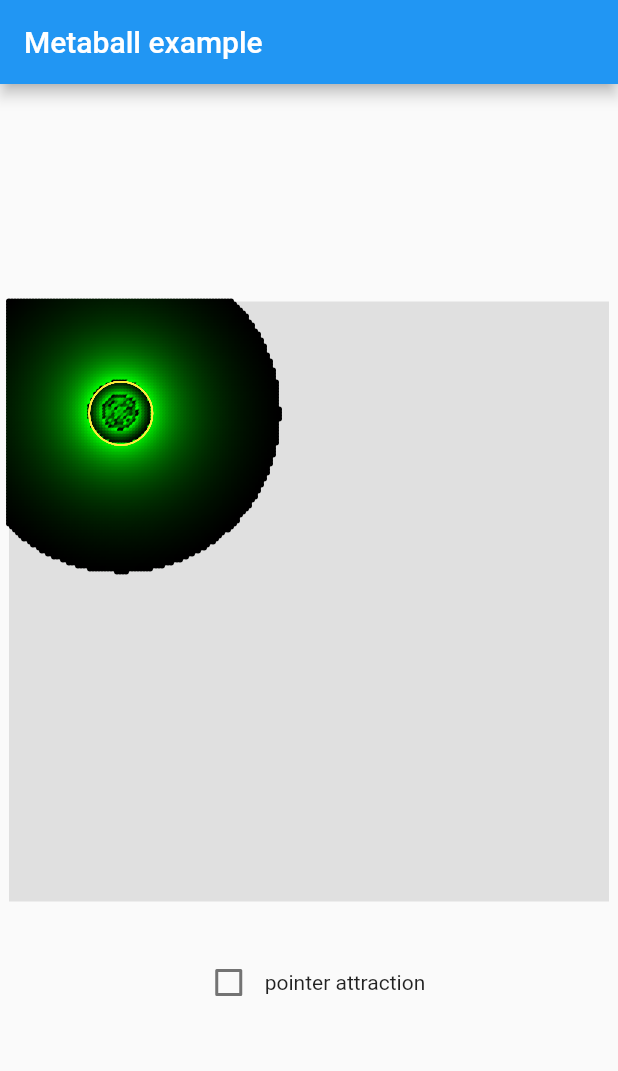
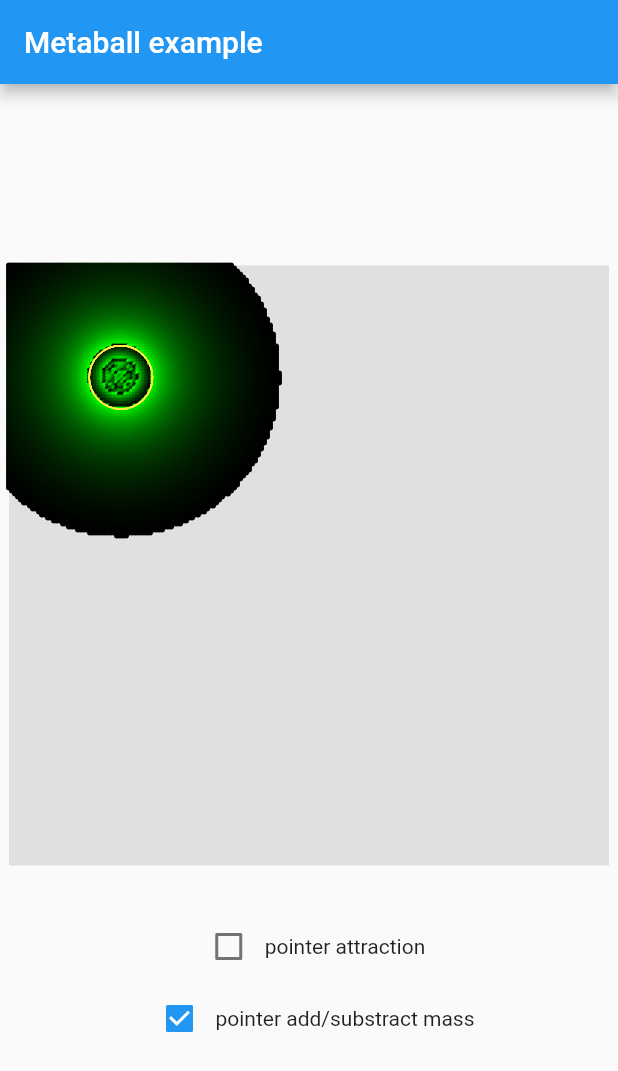
Before and after one commit to alnitak/flutter_metaball, a Flutter app: the screen it shows after launch, on a phone screen of 412 x 824 dp. Shown: the top 1071 px of the screen. Run offline on Flutter 3.47's test engine with Material 2 defaults, Android fonts, the phone set to English and light mode, and no system bars.

```diff
--- a/example/lib/main.dart
+++ b/example/lib/main.dart
@@ -38,6 +38,7 @@ class _MyHomePageState extends State<MyHomePage> with TickerProviderStateMixin {
   double width = 400;
   double height = 400;
   bool attraction = false;
+  bool addMass = true;
 
   List<MetaballParams> metaballs = [];
 
@@ -120,7 +121,7 @@ class _MyHomePageState extends State<MyHomePage> with TickerProviderStateMixin {
               // remove it when released
               onPointerDown: (e) {
                 metaballs.add(
-                  MetaballParams(e.localPosition, 15),
+                  MetaballParams(e.localPosition, 15, addMass: addMass),
                 );
               },
               onPointerUp: (e) => metaballs.removeLast(),
@@ -147,6 +148,9 @@ class _MyHomePageState extends State<MyHomePage> with TickerProviderStateMixin {
             ),
           ),
           const SizedBox(height: 30),
+          /// CheckBoxes
+          Column(
+            children: [
               Row(
                 mainAxisAlignment: MainAxisAlignment.center,
                 children: [
@@ -157,6 +161,18 @@ class _MyHomePageState extends State<MyHomePage> with TickerProviderStateMixin {
                   const Text('pointer attraction'),
                 ],
               ),
+              Row(
+                mainAxisAlignment: MainAxisAlignment.center,
+                children: [
+                  Checkbox(
+                    value: addMass,
+                    onChanged: (_) => addMass = !addMass,
+                  ),
+                  const Text('pointer add/substract mass'),
+                ],
+              ),
+            ],
+          ),
         ],
       ),
     );
```
Also changed, not shown: lib/flutter_metaball.dart (+17 -5 lines). Lines whose indentation alone changed are shown as unchanged.
